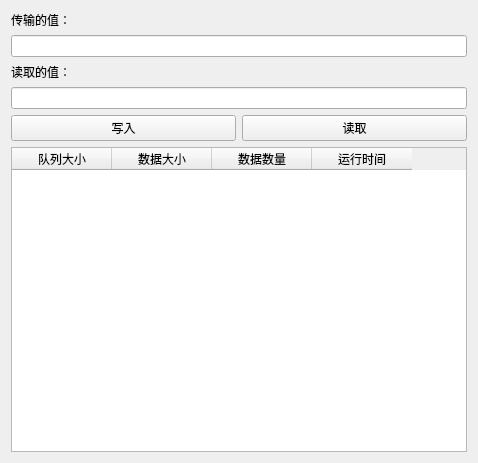
First picture: the form in Process/MessageQueuesB.ui, repository 3737cc/C-C--, before the edit.
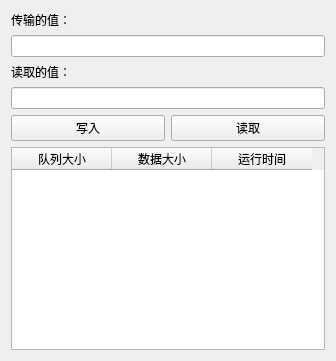
Second picture: the form after the edit.

Patch:
```diff
--- a/Process/MessageQueuesB.ui
+++ b/Process/MessageQueuesB.ui
@@ -6,8 +6,8 @@
    <rect>
     <x>0</x>
     <y>0</y>
-    <width>478</width>
-    <height>463</height>
+    <width>336</width>
+    <height>361</height>
    </rect>
   </property>
   <property name="windowTitle">
@@ -65,11 +65,6 @@
         <string>数据大小</string>
        </property>
       </column>
-      <column>
-       <property name="text">
-        <string>数据数量</string>
-       </property>
-      </column>
       <column>
        <property name="text">
         <string>运行时间</string>
```
